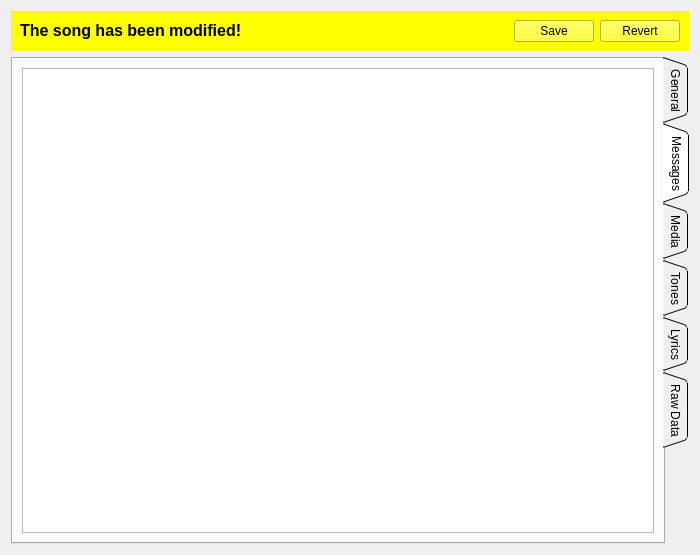
mhaehnel/UltraEdit, file ui/songinfo.ui: the form before one commit.
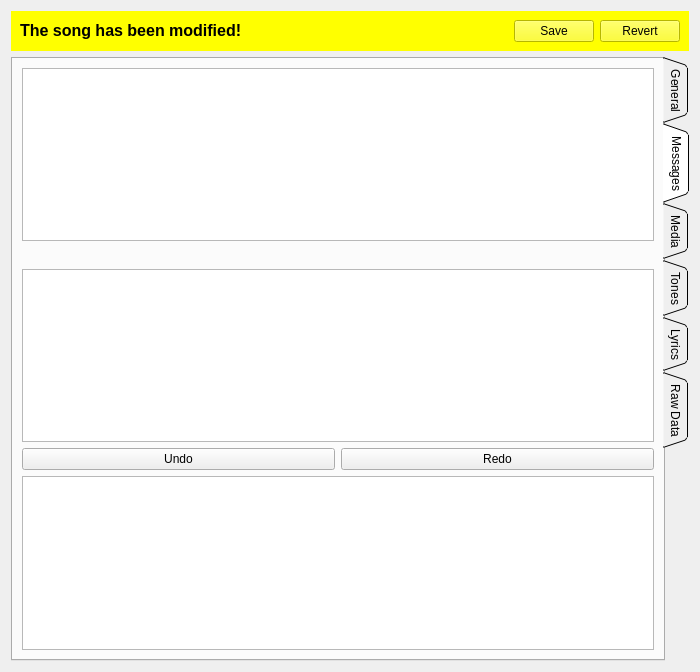
The form after the commit. The open tabs and pages were chosen to show the change. Icons and pictures are not drawn. Custom widgets are drawn as their Qt base class.

Commit message: Converted to action based system for undo/redo Converted to Exception based system for failed creation of Song/Sylabel instead of bad state. This should make things easier. This is a first prototype, but should not fail too badly ;)

Diff of the .ui file:
```diff
--- a/ui/songinfo.ui
+++ b/ui/songinfo.ui
@@ -7,7 +7,7 @@
     <x>0</x>
     <y>0</y>
     <width>700</width>
-    <height>555</height>
+    <height>672</height>
    </rect>
   </property>
   <property name="windowTitle">
@@ -346,6 +346,51 @@
          <item>
           <widget class="QListWidget" name="songMessages"/>
          </item>
+         <item>
+          <spacer name="verticalSpacer">
+           <property name="orientation">
+            <enum>Qt::Vertical</enum>
+           </property>
+           <property name="sizeHint" stdset="0">
+            <size>
+             <width>20</width>
+             <height>40</height>
+            </size>
+           </property>
+          </spacer>
+         </item>
+         <item>
+          <widget class="QListWidget" name="redoList"/>
+         </item>
+         <item>
+          <layout class="QHBoxLayout" name="horizontalLayout_10">
+           <item>
+            <widget class="QPushButton" name="undoButton">
+             <property name="text">
+              <string>Undo</string>
+             </property>
+             <property name="icon">
+              <iconset theme="go-down">
+               <normaloff>.</normaloff>.</iconset>
+             </property>
+            </widget>
+           </item>
+           <item>
+            <widget class="QPushButton" name="redoButton">
+             <property name="text">
+              <string>Redo</string>
+             </property>
+             <property name="icon">
+              <iconset theme="go-up">
+               <normaloff>.</normaloff>.</iconset>
+             </property>
+            </widget>
+           </item>
+          </layout>
+         </item>
+         <item>
+          <widget class="QListWidget" name="undoList"/>
+         </item>
         </layout>
        </widget>
        <widget class="QWidget" name="mediaTab">
```
Left out of the diff: 14 changed lines with no effect on the pictures. The commit also changes 19 other files.
